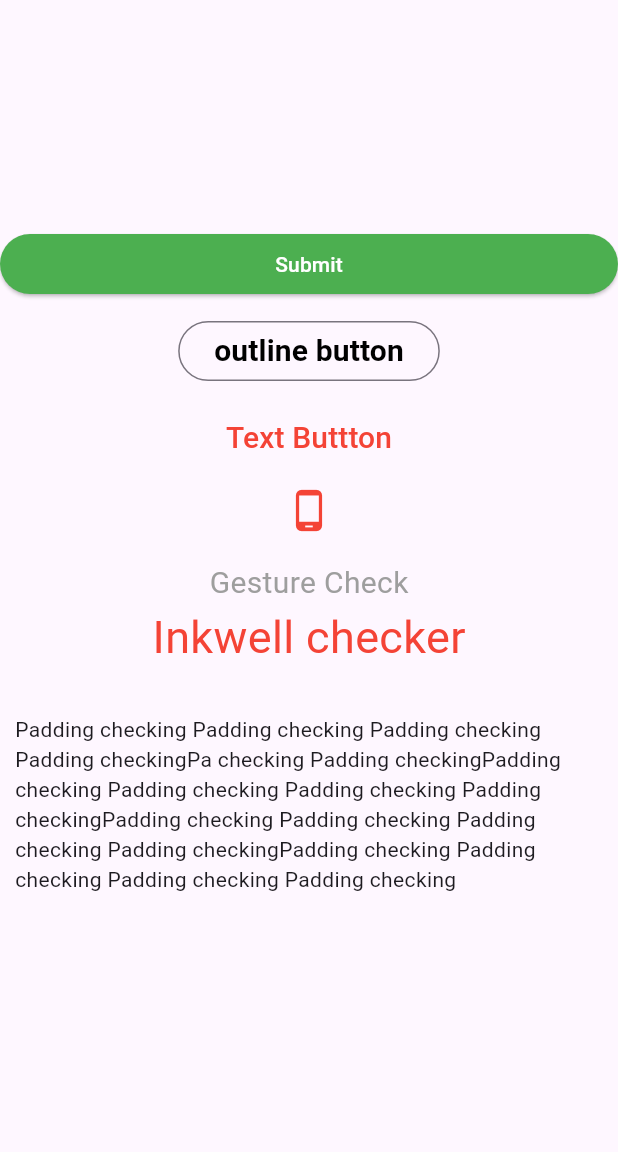
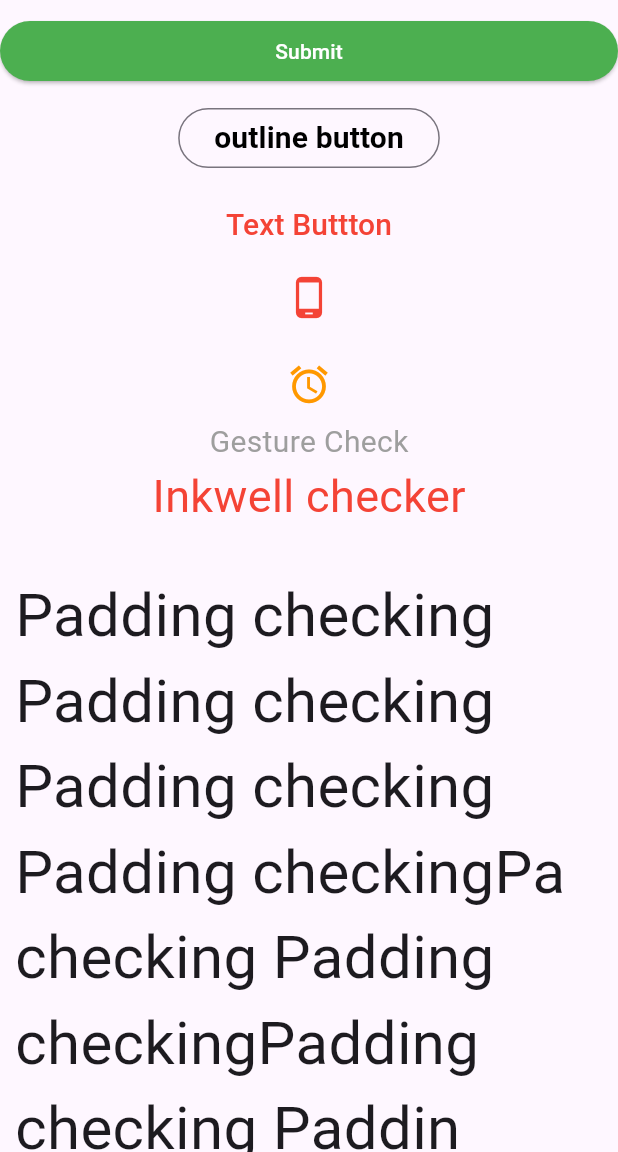
Before and after one commit to Sohelbd76/ostad_flutter, a Flutter app: the screen it shows after launch, on a phone screen of 412 x 824 dp, the part 84-1236 px from its top. Run offline on Flutter 3.47's test engine with Material 3 defaults, Android fonts, the phone set to English and light mode, and no system bars.

Commit message:
Basic flutter frame 2

```diff
--- a/lib/button.dart
+++ b/lib/button.dart
@@ -15,9 +15,10 @@ class Button extends StatelessWidget {
         centerTitle: true,
 
       ),
-      body: Center(
+      body: SingleChildScrollView(
+        child: Center(
           child: Column(
-          mainAxisAlignment: MainAxisAlignment.center,
+            mainAxisAlignment: MainAxisAlignment.end,
             children: [
               // MainAxisAlignment.center;
               //    SizedBox(height:10),
@@ -45,6 +46,7 @@ class Button extends StatelessWidget {
             TextButton(onPressed: (){}, child: Text('Text Buttton',style: TextStyle(fontSize: 20,color: Colors.red),)),
            IconButton(onPressed: (){}, icon: Icon(Icons.phone_android,size: 30,),color: Colors.red,),
            SizedBox(height: 10,),
+              IconButton(onPressed: (){print('This is Icone button');}, icon:Icon(Icons.alarm,size: 30,color: Colors.orange,)),
               GestureDetector(
                onTap: (){print('Gesture check');},
                child: Text('Gesture Check',style: TextStyle(fontSize: 20,color: Colors.grey),)),
@@ -58,12 +60,14 @@ class Button extends StatelessWidget {
              padding: EdgeInsets.only(left: 10,top: 30,right: 10,bottom: 30),
                child: Text('Padding checking Padding checking Padding checking Padding checking'
                    'Pa checking Padding checking'
+                   'Padding checking Paddin Padding checking Padding checking Padding checking Padding checking'
+               'Padding checking Padding checking Padding checking Padding checkingg checking Padding checking Padding checking'
                    'Padding checking Padding checking Padding checking Padding checking'
-                 'Padding checking Padding checking Padding checking Padding checking'
-                 'Padding checking Padding checking Padding checking Padding checking '))
+                   'Padding checking Padding checking Padding checking Padding checking ',style: TextStyle(fontSize: 40),))
 
 
             ],
+          ),
         ),
       )
     );
```
Lines whose indentation alone changed are shown as unchanged.
